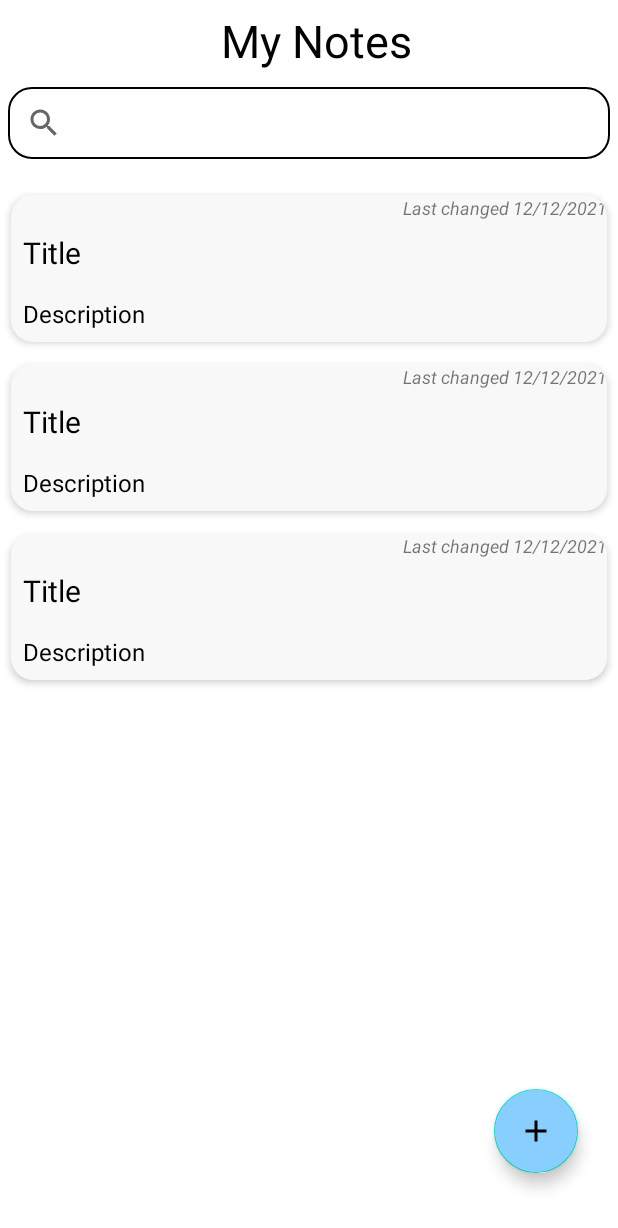
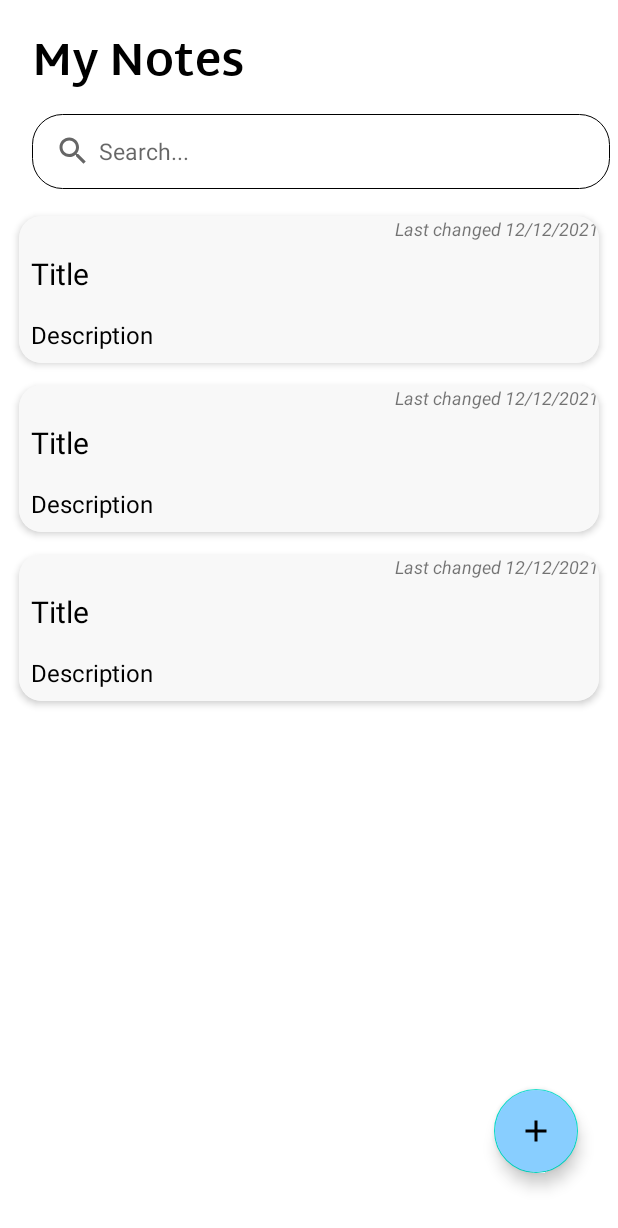
Before and after one commit to valchez-dev/Android_Notes, an Android app: the layout fragment_home.xml on its own in the app's theme, with its tools: preview values and no code run, on a phone screen of 412 x 824 dp. Shown: the top 1228 px of the screen. Run offline under Robolectric (Android 15) with nearby library versions, the phone set to English and light mode, and no system bars.

Commit message:
home fragment ui rebuild with MToolbar

```diff
--- /dev/null
+++ b/app/src/main/res/drawable/bottom_sheet_rounded.xml
@@ -0,0 +1,11 @@
+<?xml version="1.0" encoding="utf-8"?>
+<shape
+    android:shape="rectangle" xmlns:android="http://schemas.android.com/apk/res/android">
+
+    <solid android:color="@color/white"/>
+    <corners
+        android:topLeftRadius="15dp"
+        android:topRightRadius="15dp"/>
+
+
+</shape>
--- /dev/null
+++ b/app/src/main/res/drawable/ic_color_lens.xml
@@ -0,0 +1,10 @@
+<vector xmlns:android="http://schemas.android.com/apk/res/android"
+    android:width="24dp"
+    android:height="24dp"
+    android:viewportWidth="24"
+    android:viewportHeight="24"
+    android:tint="?attr/colorControlNormal">
+  <path
+      android:fillColor="@android:color/white"
+      android:pathData="M12,3c-4.97,0 -9,4.03 -9,9s4.03,9 9,9c0.83,0 1.5,-0.67 1.5,-1.5 0,-0.39 -0.15,-0.74 -0.39,-1.01 -0.23,-0.26 -0.38,-0.61 -0.38,-0.99 0,-0.83 0.67,-1.5 1.5,-1.5L16,16c2.76,0 5,-2.24 5,-5 0,-4.42 -4.03,-8 -9,-8zM6.5,12c-0.83,0 -1.5,-0.67 -1.5,-1.5S5.67,9 6.5,9 8,9.67 8,10.5 7.33,12 6.5,12zM9.5,8C8.67,8 8,7.33 8,6.5S8.67,5 9.5,5s1.5,0.67 1.5,1.5S10.33,8 9.5,8zM14.5,8c-0.83,0 -1.5,-0.67 -1.5,-1.5S13.67,5 14.5,5s1.5,0.67 1.5,1.5S15.33,8 14.5,8zM17.5,12c-0.83,0 -1.5,-0.67 -1.5,-1.5S16.67,9 17.5,9s1.5,0.67 1.5,1.5 -0.67,1.5 -1.5,1.5z"/>
+</vector>
--- a/app/src/main/res/drawable/search_shape.xml
+++ b/app/src/main/res/drawable/search_shape.xml
@@ -1,7 +1,9 @@
 <?xml version="1.0" encoding="utf-8"?>
-<shape xmlns:android="http://schemas.android.com/apk/res/android">
+<shape android:shape="rectangle" xmlns:android="http://schemas.android.com/apk/res/android">
 
-    <stroke android:width="1dp" android:color="@color/black"/>
-    <corners android:radius="15dp"/>
+    <stroke
+        android:width="0.8dp"
+        android:color="@color/black"/>
+    <corners android:radius="20dp"/>
 
 </shape>
--- a/app/src/main/res/layout/fragment_home.xml
+++ b/app/src/main/res/layout/fragment_home.xml
@@ -1,5 +1,5 @@
 <?xml version="1.0" encoding="utf-8"?>
-<androidx.constraintlayout.widget.ConstraintLayout xmlns:android="http://schemas.android.com/apk/res/android"
+<androidx.coordinatorlayout.widget.CoordinatorLayout xmlns:android="http://schemas.android.com/apk/res/android"
     xmlns:app="http://schemas.android.com/apk/res-auto"
     xmlns:tools="http://schemas.android.com/tools"
     android:layout_width="match_parent"
@@ -7,59 +7,105 @@
     android:background="@color/white"
     tools:context=".screens.HomeFragment">
 
-    <TextView
-        android:id="@+id/title_main"
-        android:visibility="visible"
+
+    <com.google.android.material.appbar.AppBarLayout
+        android:id="@+id/app_bar_layout"
         android:layout_width="match_parent"
         android:layout_height="wrap_content"
-        android:layout_marginStart="10dp"
-        android:fontFamily="sans-serif"
-        android:padding="5dp"
-        android:gravity="center"
-        android:text="My Notes"
+        app:liftOnScroll="true">
+
+        <com.google.android.material.appbar.MaterialToolbar
+            android:layout_width="match_parent"
+            android:layout_height="wrap_content"
+            android:background="@color/white"
+            app:layout_scrollFlags="scroll|enterAlways">
+
+            <androidx.constraintlayout.widget.ConstraintLayout
+                android:layout_width="match_parent"
+                android:layout_height="wrap_content">
+
+                <com.google.android.material.textview.MaterialTextView
+                    android:id="@+id/home_title"
+                    android:layout_width="match_parent"
+                    android:layout_height="wrap_content"
+                    android:layout_marginHorizontal="5dp"
+                    android:layout_marginTop="15dp"
+                    android:fontFamily="@font/martel_sans_bold"
+                    android:text="@string/my_notes"
                     android:textColor="@color/black"
                     android:textSize="30sp"
-        app:layout_constraintBottom_toBottomOf="parent"
-        app:layout_constraintEnd_toEndOf="parent"
-        app:layout_constraintHorizontal_bias="0.0"
                     app:layout_constraintStart_toStartOf="parent"
-        app:layout_constraintTop_toTopOf="parent"
-        app:layout_constraintVertical_bias="0.002" />
+                    app:layout_constraintTop_toTopOf="parent" />
 
-    <androidx.appcompat.widget.SearchView
-        android:id="@+id/search_bar"
+
+                <LinearLayout
                     android:layout_width="match_parent"
                     android:layout_height="wrap_content"
                     android:layout_margin="5dp"
-        app:searchIcon="@drawable/ic_search"
-        android:background="@drawable/search_shape"
                     app:layout_constraintBottom_toBottomOf="parent"
                     app:layout_constraintEnd_toEndOf="parent"
-        app:layout_constraintHorizontal_bias="0.526"
                     app:layout_constraintStart_toStartOf="parent"
-        app:layout_constraintTop_toBottomOf="@+id/title_main"
-        app:layout_constraintVertical_bias="0.0"
-       />
+                    app:layout_constraintTop_toBottomOf="@+id/home_title">
+
+
+                    <EditText
+                        android:id="@+id/home_search"
+                        android:layout_width="0dp"
+                        android:layout_height="50dp"
+                        android:layout_weight="3"
+                        android:background="@drawable/search_shape"
+                        android:drawableStart="@drawable/ic_search"
+                        android:drawablePadding="5dp"
+                        android:hint="@string/search_hint"
+                        android:imeOptions="actionSearch"
+                        android:importantForAutofill="no"
+                        android:inputType="textFilter"
+                        android:paddingHorizontal="15dp"
+                        android:paddingVertical="5dp"
+                        android:textSize="15sp" />
+
+                </LinearLayout>
+
+            </androidx.constraintlayout.widget.ConstraintLayout>
+
+        </com.google.android.material.appbar.MaterialToolbar>
+
+    </com.google.android.material.appbar.AppBarLayout>
+
 
     <androidx.recyclerview.widget.RecyclerView
         android:id="@+id/rv_home"
-        tools:listitem="@layout/card"
         android:layout_width="match_parent"
-        android:layout_height="wrap_content"
-        android:layout_marginVertical="10dp"
-        app:layout_constraintBottom_toBottomOf="parent"
-        app:layout_constraintEnd_toEndOf="parent"
-        app:layout_constraintHorizontal_bias="0.0"
-        app:layout_constraintStart_toStartOf="parent"
-        app:layout_constraintTop_toBottomOf="@+id/search_bar"
-        app:layout_constraintVertical_bias="0.019" />
+        android:layout_height="match_parent"
+        android:clipToPadding="false"
+
+        android:padding="5dp"
+        android:transitionGroup="true"
+        app:layout_behavior="com.google.android.material.appbar.AppBarLayout$ScrollingViewBehavior"
+        tools:listitem="@layout/card" />
+
+
+    <androidx.constraintlayout.widget.ConstraintLayout
+        android:layout_width="match_parent"
+        android:layout_height="match_parent">
+
+        <com.google.android.material.textview.MaterialTextView
+            android:id="@+id/home_text_placeholder"
+            android:layout_width="match_parent"
+            android:layout_height="match_parent"
+            android:fontFamily="@font/martel_sans_bold"
+            android:gravity="center"
+            android:text="@string/text_placeholder"
+            android:textColor="#CCCCCC"
+            android:textSize="30sp"
+            android:visibility="gone" />
 
         <com.google.android.material.floatingactionbutton.FloatingActionButton
             android:id="@+id/fab_home"
             android:layout_width="wrap_content"
             android:layout_height="wrap_content"
             android:backgroundTint="@color/blue"
-        android:contentDescription="add_note_button"
+            android:contentDescription="@string/fab_description"
             android:src="@drawable/ic_add"
             app:fabSize="normal"
             app:layout_constraintBottom_toBottomOf="parent"
@@ -69,4 +115,8 @@
             app:layout_constraintTop_toTopOf="parent"
             app:layout_constraintVertical_bias="0.945" />
 
+
     </androidx.constraintlayout.widget.ConstraintLayout>
+
+
+</androidx.coordinatorlayout.widget.CoordinatorLayout>
--- /dev/null
+++ b/app/src/main/res/values-night/strings.xml
@@ -0,0 +1,7 @@
+<?xml version="1.0" encoding="utf-8"?>
+<resources>
+    <string name="my_notes">My Notes</string>
+    <string name="search_hint">Search...</string>
+    <string name="text_placeholder">Let\'s create a Note!</string>
+    <string name="fab_description">add_note_button</string>
+</resources>
--- a/app/src/main/res/values/strings.xml
+++ b/app/src/main/res/values/strings.xml
@@ -10,4 +10,8 @@
         In turn, it could presumably shift more of its traditional
         battery packs to the hot-selling Model Y compact crossover.</string>
     <string name="hello_blank_fragment">Hello blank fragment</string>
+    <string name="my_notes">My Notes</string>
+    <string name="search_hint">Search...</string>
+    <string name="text_placeholder">Let\'s create a Note!</string>
+    <string name="fab_description">add_note_button</string>
 </resources>
```
Lines whose indentation alone changed are shown as unchanged.
